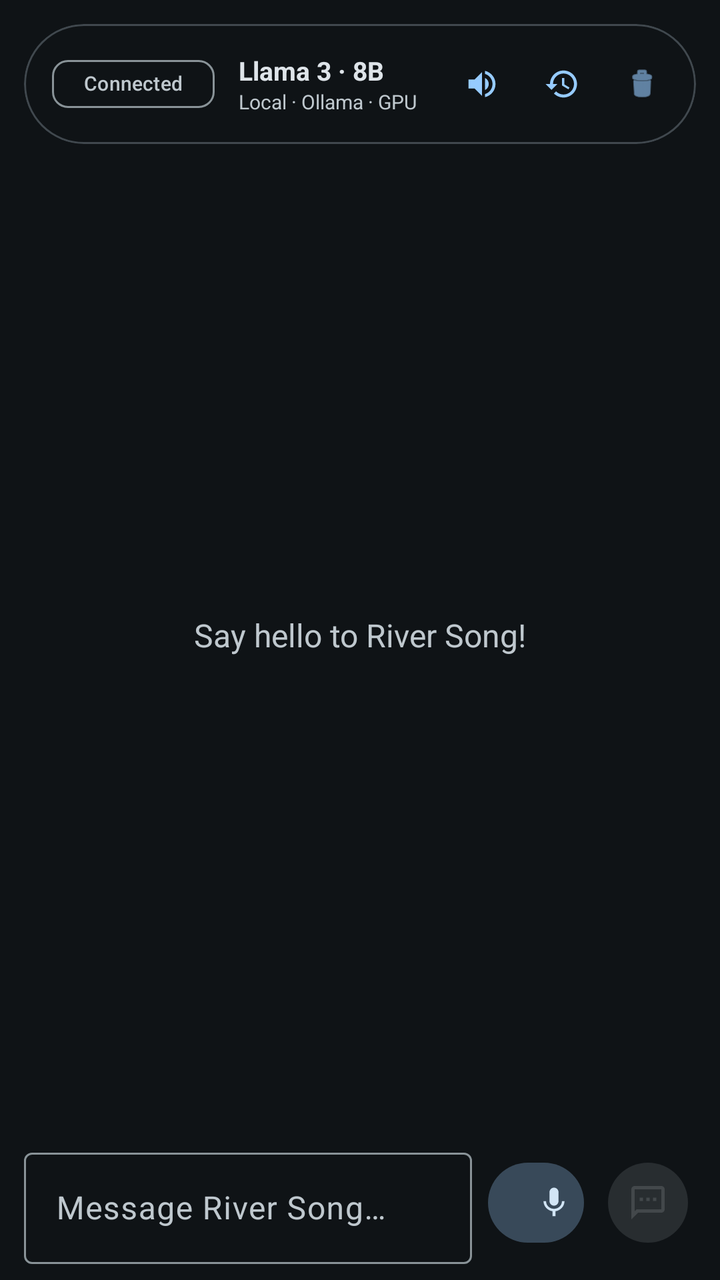
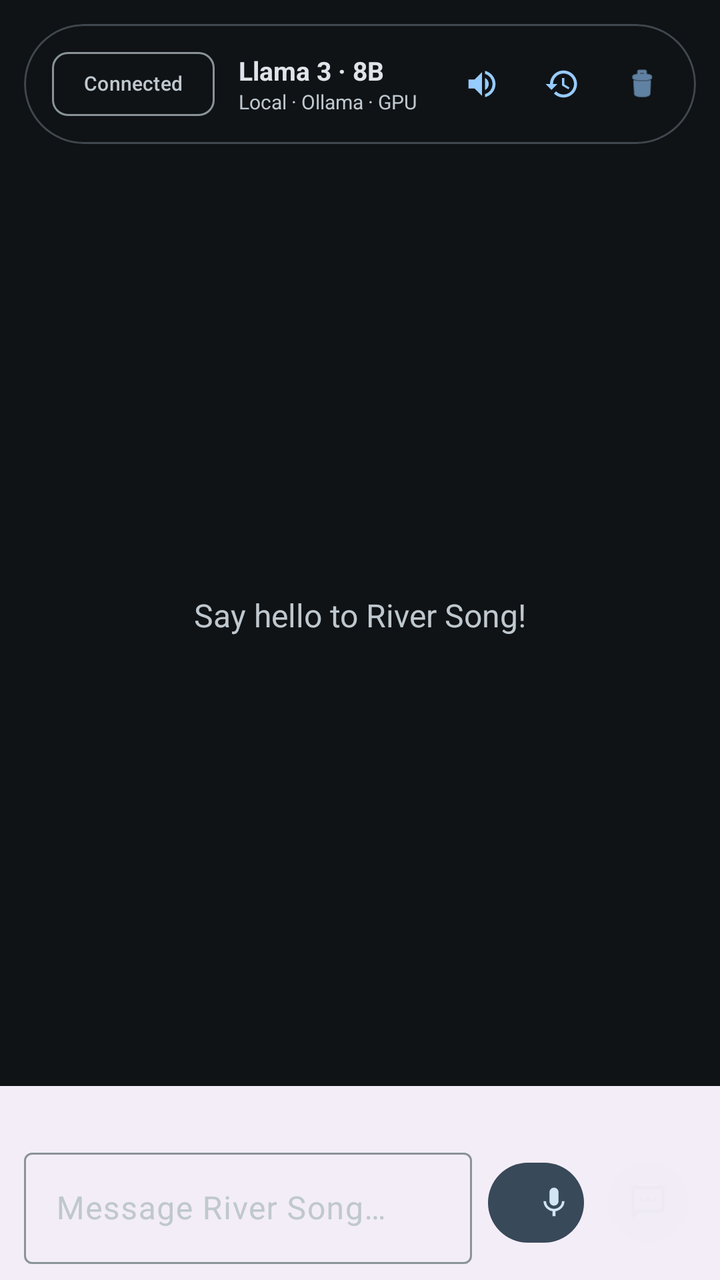

The first picture is an Android layout as it rendered before a commit; the second is the same layout after the commit. The layout source and the unified diff follow.
<!-- AndroidManifest.xml: application theme Theme.RiverSong -->
<!-- res/layout/fragment_chat.xml -->
<?xml version="1.0" encoding="utf-8"?>
<androidx.constraintlayout.widget.ConstraintLayout
    xmlns:android="http://schemas.android.com/apk/res/android"
    xmlns:app="http://schemas.android.com/apk/res-auto"
    android:layout_width="match_parent"
    android:layout_height="match_parent"
    android:background="@color/river_song_background">

    
    <com.google.android.material.card.MaterialCardView
        android:id="@+id/cardModelSelector"
        android:layout_width="match_parent"
        android:layout_height="wrap_content"
        android:layout_margin="12dp"
        app:cardCornerRadius="9999dp"
        app:cardElevation="0dp"
        app:strokeWidth="1dp"
        app:strokeColor="?attr/colorOutlineVariant"
        app:layout_constraintTop_toTopOf="parent">

        <LinearLayout
            android:layout_width="match_parent"
            android:layout_height="wrap_content"
            android:gravity="center_vertical"
            android:orientation="horizontal"
            android:padding="6dp">

            <com.google.android.material.chip.Chip
                android:id="@+id/chipConnectionStatus"
                style="@style/Widget.Material3.Chip.Suggestion"
                android:layout_width="wrap_content"
                android:layout_height="wrap_content"
                android:text="Connected"
                android:textSize="10sp"
                app:chipMinHeight="24dp"
                android:layout_marginStart="8dp" />

            <LinearLayout
                android:layout_width="0dp"
                android:layout_height="wrap_content"
                android:layout_marginStart="12dp"
                android:layout_weight="1"
                android:orientation="vertical">

                <TextView
                    android:id="@+id/textViewModelName"
                    android:layout_width="wrap_content"
                    android:layout_height="wrap_content"
                    android:text="Llama 3 · 8B"
                    android:textColor="?attr/colorOnSurface"
                    android:textSize="13sp"
                    android:textStyle="bold" />

                <TextView
                    android:id="@+id/textViewModelSub"
                    android:layout_width="wrap_content"
                    android:layout_height="wrap_content"
                    android:text="Local · Ollama · GPU"
                    android:textColor="?attr/colorOnSurfaceVariant"
                    android:textSize="10sp" />
            </LinearLayout>

            <com.google.android.material.button.MaterialButton
                android:id="@+id/buttonTtsToggle"
                style="@style/Widget.Material3.Button.IconButton"
                android:layout_width="40dp"
                android:layout_height="40dp"
                app:icon="@drawable/ic_volume_up"
                app:iconSize="18dp"
                android:contentDescription="Toggle TTS" />

            <com.google.android.material.button.MaterialButton
                android:id="@+id/buttonHistory"
                style="@style/Widget.Material3.Button.IconButton"
                android:layout_width="40dp"
                android:layout_height="40dp"
                app:icon="@drawable/ic_history"
                app:iconSize="18dp"
                android:contentDescription="Chat History" />

            <com.google.android.material.button.MaterialButton
                android:id="@+id/buttonClearHistory"
                style="@style/Widget.Material3.Button.IconButton"
                android:layout_width="40dp"
                android:layout_height="40dp"
                app:icon="@android:drawable/ic_menu_delete"
                app:iconSize="18dp"
                android:layout_marginEnd="4dp"
                android:contentDescription="Clear" />

        </LinearLayout>
    </com.google.android.material.card.MaterialCardView>

    
    <com.google.android.material.chip.ChipGroup
        android:id="@+id/chipGroupModels"
        android:layout_width="0dp"
        android:layout_height="wrap_content"
        android:visibility="gone"
        app:layout_constraintTop_toBottomOf="@id/cardModelSelector"
        app:layout_constraintStart_toStartOf="parent"
        app:layout_constraintEnd_toEndOf="parent" />

    
    <androidx.recyclerview.widget.RecyclerView
        android:id="@+id/recyclerViewChat"
        android:layout_width="0dp"
        android:layout_height="0dp"
        android:paddingTop="8dp"
        android:paddingBottom="8dp"
        android:clipToPadding="false"
        app:layout_constraintTop_toBottomOf="@id/cardModelSelector"
        app:layout_constraintBottom_toTopOf="@id/layoutStatus"
        app:layout_constraintStart_toStartOf="parent"
        app:layout_constraintEnd_toEndOf="parent" />

    
    <TextView
        android:id="@+id/textViewEmpty"
        android:layout_width="wrap_content"
        android:layout_height="wrap_content"
        android:text="Say hello to River Song!"
        android:textSize="16sp"
        android:textColor="@color/river_song_on_surface_variant"
        android:visibility="visible"
        app:layout_constraintTop_toBottomOf="@id/cardModelSelector"
        app:layout_constraintBottom_toTopOf="@id/layoutStatus"
        app:layout_constraintStart_toStartOf="parent"
        app:layout_constraintEnd_toEndOf="parent" />

    
    <com.google.android.material.button.MaterialButton
        android:id="@+id/buttonReconnect"
        style="@style/Widget.Material3.Button.TonalButton"
        android:layout_width="wrap_content"
        android:layout_height="wrap_content"
        android:layout_marginBottom="8dp"
        android:text="Reconnect"
        android:visibility="gone"
        app:layout_constraintBottom_toTopOf="@id/layoutStatus"
        app:layout_constraintStart_toStartOf="parent"
        app:layout_constraintEnd_toEndOf="parent" />

    
    <TextView
        android:id="@+id/textViewStatus"
        android:layout_width="wrap_content"
        android:layout_height="wrap_content"
        android:layout_marginBottom="4dp"
        android:paddingHorizontal="16dp"
        android:textSize="13sp"
        android:textColor="@color/river_song_on_surface_variant"
        android:fontStyle="italic"
        android:visibility="gone"
        app:layout_constraintBottom_toTopOf="@id/layoutInput"
        app:layout_constraintStart_toStartOf="parent" />

    
    <LinearLayout
        android:id="@+id/layoutStatus"
        android:layout_width="0dp"
        android:layout_height="wrap_content"
        android:orientation="horizontal"
        app:layout_constraintBottom_toTopOf="@id/layoutInput"
        app:layout_constraintStart_toStartOf="parent"
        app:layout_constraintEnd_toEndOf="parent" />

    
    <LinearLayout
        android:id="@+id/layoutInput"
        android:layout_width="0dp"
        android:layout_height="wrap_content"
        android:orientation="horizontal"
        android:gravity="center_vertical"
        android:paddingHorizontal="12dp"
        android:paddingVertical="8dp"
        android:background="@color/river_song_surface"
        app:layout_constraintBottom_toBottomOf="parent"
        app:layout_constraintStart_toStartOf="parent"
        app:layout_constraintEnd_toEndOf="parent">

        <com.google.android.material.textfield.TextInputLayout
            android:id="@+id/layoutMessageInput"
            style="@style/Widget.Material3.TextInputLayout.OutlinedBox"
            android:layout_width="0dp"
            android:layout_height="wrap_content"
            android:layout_weight="1"
            android:hint="Message River Song…">

            <com.google.android.material.textfield.TextInputEditText
                android:id="@+id/editTextMessage"
                android:layout_width="match_parent"
                android:layout_height="wrap_content"
                android:inputType="textMultiLine|textCapSentences"
                android:imeOptions="actionSend"
                android:maxLines="4" />
        </com.google.android.material.textfield.TextInputLayout>

        <com.google.android.material.button.MaterialButton
            android:id="@+id/buttonMic"
            style="@style/Widget.Material3.Button.TonalButton"
            android:layout_width="48dp"
            android:layout_height="48dp"
            android:layout_marginStart="8dp"
            app:icon="@drawable/ic_mic"
            android:contentDescription="Voice input" />

        <com.google.android.material.button.MaterialButton
            android:id="@+id/buttonSend"
            style="@style/Widget.Material3.Button.IconButton.Filled"
            android:layout_width="48dp"
            android:layout_height="48dp"
            android:layout_marginStart="8dp"
            android:enabled="false"
            app:icon="@drawable/ic_chat"
            android:contentDescription="Send" />

    </LinearLayout>

    
    <FrameLayout
        android:id="@+id/containerHistory"
        android:layout_width="match_parent"
        android:layout_height="match_parent"
        android:background="#80000000"
        android:visibility="gone"
        app:layout_constraintTop_toTopOf="parent"
        app:layout_constraintBottom_toBottomOf="parent"
        app:layout_constraintStart_toStartOf="parent"
        app:layout_constraintEnd_toEndOf="parent">

        <LinearLayout
            android:layout_width="300dp"
            android:layout_height="match_parent"
            android:layout_gravity="end"
            android:background="@color/river_song_surface"
            android:orientation="vertical"
            android:elevation="8dp"
            android:clickable="true"
            android:focusable="true">

            <RelativeLayout
                android:layout_width="match_parent"
                android:layout_height="wrap_content"
                android:padding="16dp">

                <TextView
                    android:layout_width="wrap_content"
                    android:layout_height="wrap_content"
                    android:text="Chat History"
                    android:textAppearance="@style/TextAppearance.Material3.TitleMedium" />

                <com.google.android.material.button.MaterialButton
                    android:id="@+id/buttonCloseHistory"
                    style="@style/Widget.Material3.Button.IconButton"
                    android:layout_width="48dp"
                    android:layout_height="48dp"
                    android:layout_alignParentEnd="true"
                    android:layout_centerVertical="true"
                    app:icon="@drawable/ic_close" />
            </RelativeLayout>

            <androidx.recyclerview.widget.RecyclerView
                android:id="@+id/recyclerViewHistory"
                android:layout_width="match_parent"
                android:layout_height="match_parent"
                android:clipToPadding="false"
                android:paddingBottom="16dp" />

        </LinearLayout>
    </FrameLayout>

</androidx.constraintlayout.widget.ConstraintLayout>
<!-- resources referenced by this layout -->
<resources>
  <color name="river_song_background">#0F1316</color>
  <color name="river_song_on_surface_variant">#BFC8CE</color>
  <color name="river_song_surface">#0F1316</color>
  <!-- drawable ic_chat (drawable) -->
  <?xml version="1.0" encoding="utf-8"?>
  <vector xmlns:android="http://schemas.android.com/apk/res/android"
      android:width="24dp"
      android:height="24dp"
      android:viewportWidth="24"
      android:viewportHeight="24">
      <path
          android:fillColor="?attr/colorControlNormal"
          android:pathData="M20,2H4C2.9,2 2,2.9 2,4v18l4,-4h14c1.1,0 2,-0.9 2,-2V4C22,2.9 21.1,2 20,2zM20,16H5.17L4,17.17V4h16V16zM7,9h2v2H7zM11,9h2v2H11zM15,9h2v2H15z" />
  </vector>
  <!-- drawable ic_close (drawable) -->
  <vector xmlns:android="http://schemas.android.com/apk/res/android"
      android:width="24dp"
      android:height="24dp"
      android:viewportWidth="24"
      android:viewportHeight="24"
      android:tint="?attr/colorControlNormal">
    <path
        android:fillColor="@android:color/white"
        android:pathData="M19,6.41L17.59,5 12,10.59 6.41,5 5,6.41 10.59,12 5,17.59 6.41,19 12,13.41 17.59,19 19,17.59 13.41,12z"/>
  </vector>
  <!-- drawable ic_volume_up (drawable) -->
  <?xml version="1.0" encoding="utf-8"?>
  <vector xmlns:android="http://schemas.android.com/apk/res/android"
      android:width="24dp"
      android:height="24dp"
      android:viewportWidth="24"
      android:viewportHeight="24">
      <path
          android:fillColor="?attr/colorControlNormal"
          android:pathData="M3,9v6h4l5,5V4L7,9H3zM16.5,12c0,-1.77 -1.02,-3.29 -2.5,-4.03v8.05c1.48,-0.73 2.5,-2.25 2.5,-4.02zM14,3.23v2.06c2.89,0.86 5,3.54 5,6.71s-2.11,5.85 -5,6.71v2.06c4.01,-0.91 7,-4.49 7,-8.77s-2.99,-7.86 -7,-8.77z" />
  </vector>
  <color name="rs_blue_primary">#96CBFF</color>
  <color name="rs_blue_on_primary">#003354</color>
  <color name="rs_blue_primary_container">#004A77</color>
  <color name="rs_blue_on_primary_container">#CAE6FF</color>
  <color name="rs_blue_secondary">#B6C9D9</color>
  <color name="rs_blue_on_secondary">#213242</color>
  <color name="rs_blue_secondary_container">#384959</color>
  <color name="rs_blue_on_secondary_container">#D2E5F5</color>
  <color name="rs_blue_tertiary">#D9BBFF</color>
  <color name="rs_blue_on_tertiary">#3E1F77</color>
  <color name="rs_blue_tertiary_container">#55368F</color>
  <color name="rs_blue_on_tertiary_container">#EEDCFF</color>
  <color name="rs_blue_error">#FFB4AB</color>
  <color name="rs_blue_on_error">#690005</color>
  <color name="rs_blue_error_container">#93000A</color>
  <color name="rs_blue_on_error_container">#FFDAD6</color>
  <color name="rs_blue_background">#0F1316</color>
  <color name="rs_blue_on_surface">#DEE4E9</color>
  <color name="rs_blue_surface">#0F1316</color>
  <color name="rs_blue_surface_variant">#1B2023</color>
  <color name="rs_blue_on_surface_variant">#BFC8CE</color>
  <color name="rs_blue_outline">#899398</color>
  <color name="rs_blue_outline_variant">#40484E</color>
  <color name="rs_blue_warn">#FFB86C</color>
  <style name="ShapeAppearance.RiverSong.XS" parent="">
          <item name="cornerSize">4dp</item>
      </style>
  <style name="ShapeAppearance.RiverSong.SM" parent="">
          <item name="cornerSize">8dp</item>
      </style>
  <style name="ShapeAppearance.RiverSong.MD" parent="">
          <item name="cornerSize">12dp</item>
      </style>
  <style name="ShapeAppearance.RiverSong.LG" parent="">
          <item name="cornerSize">16dp</item>
      </style>
  <style name="ShapeAppearance.RiverSong.XL" parent="">
          <item name="cornerSize">20dp</item>
      </style>
  <!-- unchanged entries left out for length: 3 -->
</resources>

<!-- the commit's change to res/layout/fragment_chat.xml (unified diff, before → after) -->
@@ -2,9 +2,10 @@
 <androidx.constraintlayout.widget.ConstraintLayout
     xmlns:android="http://schemas.android.com/apk/res/android"
     xmlns:app="http://schemas.android.com/apk/res-auto"
+    xmlns:tools="http://schemas.android.com/tools"
     android:layout_width="match_parent"
     android:layout_height="match_parent"
-    android:background="@color/river_song_background">
+    android:background="?attr/colorSurface">
 
     
     <com.google.android.material.card.MaterialCardView
@@ -32,7 +33,7 @@
                 android:layout_height="wrap_content"
                 android:text="Connected"
                 android:textSize="10sp"
-                app:chipMinHeight="24dp"
+                app:chipMinHeight="32dp"
                 android:layout_marginStart="8dp" />
 
             <LinearLayout
@@ -92,27 +93,50 @@
     </com.google.android.material.card.MaterialCardView>
 
     
-    <com.google.android.material.chip.ChipGroup
-        android:id="@+id/chipGroupModels"
+    <HorizontalScrollView
+        android:id="@+id/scrollViewModels"
         android:layout_width="0dp"
         android:layout_height="wrap_content"
+        android:scrollbars="none"
+        android:background="?attr/colorSurfaceContainer"
+        app:layout_constraintBottom_toTopOf="@id/layoutStatus"
+        app:layout_constraintStart_toStartOf="parent"
+        app:layout_constraintEnd_toEndOf="parent">
+
+        <com.google.android.material.chip.ChipGroup
+            android:id="@+id/chipGroupModels"
+            android:layout_width="wrap_content"
+            android:layout_height="wrap_content"
+            android:paddingHorizontal="12dp"
+            android:paddingVertical="10dp"
+            app:singleLine="true"
+            app:singleSelection="true"
+            app:selectionRequired="true" />
+    </HorizontalScrollView>
+
+    
+    <TextView
+        android:id="@+id/textViewStatus"
+        android:layout_width="wrap_content"
+        android:layout_height="wrap_content"
+        android:layout_marginBottom="4dp"
+        android:paddingHorizontal="16dp"
+        android:textSize="13sp"
+        android:textColor="?attr/colorOnSurfaceVariant"
+        android:fontStyle="italic"
         android:visibility="gone"
-        app:layout_constraintTop_toBottomOf="@id/cardModelSelector"
-        app:layout_constraintStart_toStartOf="parent"
-        app:layout_constraintEnd_toEndOf="parent" />
-
-    
+        app:layout_constraintBottom_toTopOf="@id/layoutInput"
+        app:layout_constraintStart_toStartOf="parent" />
+
     <androidx.recyclerview.widget.RecyclerView
         android:id="@+id/recyclerViewChat"
         android:layout_width="0dp"
         android:layout_height="0dp"
-        android:paddingTop="8dp"
-        android:paddingBottom="8dp"
-        android:clipToPadding="false"
         app:layout_constraintTop_toBottomOf="@id/cardModelSelector"
-        app:layout_constraintBottom_toTopOf="@id/layoutStatus"
-        app:layout_constraintStart_toStartOf="parent"
-        app:layout_constraintEnd_toEndOf="parent" />
+        app:layout_constraintBottom_toTopOf="@id/scrollViewModels"
+        app:layout_constraintStart_toStartOf="parent"
+        app:layout_constraintEnd_toEndOf="parent"
+        tools:listitem="@layout/item_chat_ai" />
 
     
     <TextView
@@ -121,39 +145,12 @@
         android:layout_height="wrap_content"
         android:text="Say hello to River Song!"
         android:textSize="16sp"
-        android:textColor="@color/river_song_on_surface_variant"
+        android:textColor="?attr/colorOnSurfaceVariant"
         android:visibility="visible"
         app:layout_constraintTop_toBottomOf="@id/cardModelSelector"
-        app:layout_constraintBottom_toTopOf="@id/layoutStatus"
+        app:layout_constraintBottom_toTopOf="@id/scrollViewModels"
         app:layout_constraintStart_toStartOf="parent"
         app:layout_constraintEnd_toEndOf="parent" />
-
-    
-    <com.google.android.material.button.MaterialButton
-        android:id="@+id/buttonReconnect"
-        style="@style/Widget.Material3.Button.TonalButton"
-        android:layout_width="wrap_content"
-        android:layout_height="wrap_content"
-        android:layout_marginBottom="8dp"
-        android:text="Reconnect"
-        android:visibility="gone"
-        app:layout_constraintBottom_toTopOf="@id/layoutStatus"
-        app:layout_constraintStart_toStartOf="parent"
-        app:layout_constraintEnd_toEndOf="parent" />
-
-    
-    <TextView
-        android:id="@+id/textViewStatus"
-        android:layout_width="wrap_content"
-        android:layout_height="wrap_content"
-        android:layout_marginBottom="4dp"
-        android:paddingHorizontal="16dp"
-        android:textSize="13sp"
-        android:textColor="@color/river_song_on_surface_variant"
-        android:fontStyle="italic"
-        android:visibility="gone"
-        app:layout_constraintBottom_toTopOf="@id/layoutInput"
-        app:layout_constraintStart_toStartOf="parent" />
 
     
     <LinearLayout
@@ -174,7 +171,7 @@
         android:gravity="center_vertical"
         android:paddingHorizontal="12dp"
         android:paddingVertical="8dp"
-        android:background="@color/river_song_surface"
+        android:background="?attr/colorSurfaceContainer"
         app:layout_constraintBottom_toBottomOf="parent"
         app:layout_constraintStart_toStartOf="parent"
         app:layout_constraintEnd_toEndOf="parent">
@@ -233,7 +230,7 @@
             android:layout_width="300dp"
             android:layout_height="match_parent"
             android:layout_gravity="end"
-            android:background="@color/river_song_surface"
+            android:background="?attr/colorSurfaceContainerHighest"
             android:orientation="vertical"
             android:elevation="8dp"
             android:clickable="true"
@@ -271,3 +268,65 @@
     </FrameLayout>
 
 </androidx.constraintlayout.widget.ConstraintLayout>
+<!-- res/layout/item_chat_ai.xml (included above) -->
+<?xml version="1.0" encoding="utf-8"?>
+<LinearLayout
+    xmlns:android="http://schemas.android.com/apk/res/android"
+    xmlns:app="http://schemas.android.com/apk/res-auto"
+    android:layout_width="match_parent"
+    android:layout_height="wrap_content"
+    android:orientation="horizontal"
+    android:gravity="start"
+    android:paddingHorizontal="12dp"
+    android:paddingVertical="4dp"
+    android:background="?attr/selectableItemBackground">
+
+    <com.google.android.material.card.MaterialCardView
+        android:layout_width="wrap_content"
+        android:layout_height="wrap_content"
+        app:cardCornerRadius="0dp"
+        app:cardElevation="0dp"
+        app:strokeWidth="0dp"
+        android:background="@drawable/bg_chat_bubble_ai">
+
+        <LinearLayout
+            android:layout_width="wrap_content"
+            android:layout_height="wrap_content"
+            android:orientation="horizontal"
+            android:gravity="center_vertical"
+            android:paddingHorizontal="16dp"
+            android:paddingVertical="10dp"
+            android:background="@drawable/bg_chat_bubble_ai">
+
+            <TextView
+                android:id="@+id/textViewMessage"
+                android:layout_width="wrap_content"
+                android:layout_height="wrap_content"
+                android:textColor="?attr/colorOnSurface"
+                android:textAppearance="@style/TextAppearance.Material3.BodyMedium"
+                android:maxWidth="260dp" />
+
+            
+            <View
+                android:id="@+id/viewCursor"
+                android:layout_width="2dp"
+                android:layout_height="18dp"
+                android:layout_marginStart="2dp"
+                android:background="?attr/colorPrimary"
+                android:visibility="gone" />
+
+        </LinearLayout>
+
+    </com.google.android.material.card.MaterialCardView>
+
+    <TextView
+        android:id="@+id/textViewMessageTime"
+        android:layout_width="wrap_content"
+        android:layout_height="wrap_content"
+        android:layout_marginTop="2dp"
+        android:layout_marginStart="4dp"
+        android:textAppearance="@style/TextAppearance.Material3.LabelSmall"
+        android:textColor="?attr/colorOnSurfaceVariant"
+        android:text="12:00" />
+
+</LinearLayout>
<!-- resource entries referenced after the edit -->
@@ -1,8 +1,15 @@
 <!-- resources referenced by this layout -->
 <resources>
-  <color name="river_song_background">#0F1316</color>
-  <color name="river_song_on_surface_variant">#BFC8CE</color>
-  <color name="river_song_surface">#0F1316</color>
+  <!-- drawable bg_chat_bubble_ai (drawable) -->
+  <?xml version="1.0" encoding="utf-8"?>
+  <shape xmlns:android="http://schemas.android.com/apk/res/android">
+      <solid android:color="?attr/colorSurfaceContainerHigh" />
+      <corners
+          android:topLeftRadius="20dp"
+          android:topRightRadius="20dp"
+          android:bottomLeftRadius="10dp"
+          android:bottomRightRadius="20dp" />
+  </shape>
   <!-- drawable ic_chat (drawable) -->
   <?xml version="1.0" encoding="utf-8"?>
   <vector xmlns:android="http://schemas.android.com/apk/res/android"
